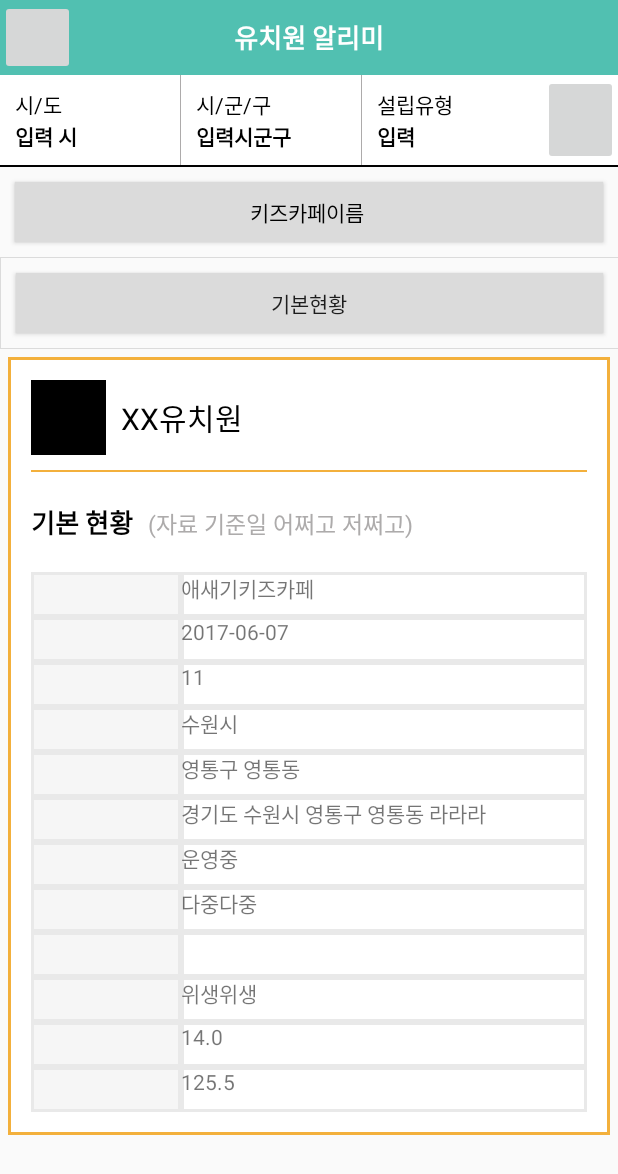
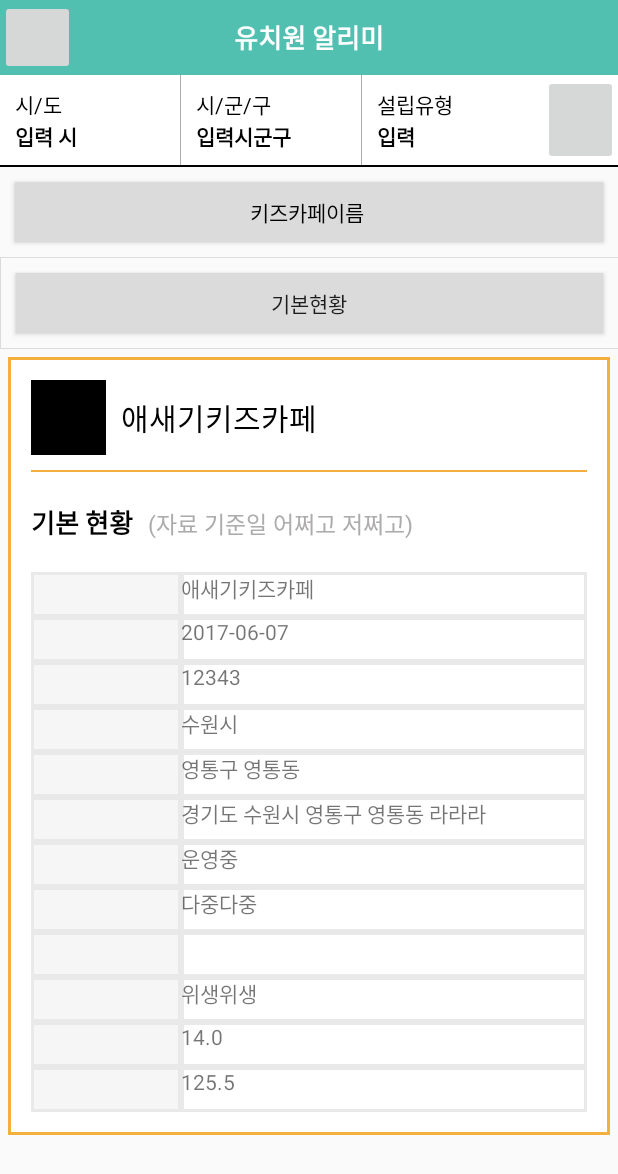
Before and after one commit to kyung2/cau_DB02, an Android app: the DetailKidsCafeActivity screen opened directly, with no data from a screen before it, on a phone screen of 412 x 824 dp. Shown: the top 1174 px of the screen. Run offline under Robolectric (Android 15) with nearby library versions, the phone set to English and light mode, and no system bars.

Commit message:
키즈카페디테일 수정

```diff
--- a/android/dbapp/app/src/main/java/com/example/eom/dbapp/DetailKidsCafeActivity.java
+++ b/android/dbapp/app/src/main/java/com/example/eom/dbapp/DetailKidsCafeActivity.java
@@ -25,6 +25,9 @@ public class DetailKidsCafeActivity extends AppCompatActivity {
     }
 
     private void setData(KidsCafeData kidsCafeData) {
+        TextView tv_bigName = (TextView) findViewById(R.id.tv_detail_kidcafe_big_name);
+        tv_bigName.setText(kidsCafeData.name);
+
         TextView tv_name = (TextView) findViewById(R.id.tv_detail_kidcafe_name_input);
         tv_name.setText(kidsCafeData.name);
 
@@ -36,9 +39,6 @@ public class DetailKidsCafeActivity extends AppCompatActivity {
 
         TextView tv_postcode = (TextView) findViewById(R.id.tv_detail_kidcafe_postcode_input);
         tv_postcode.setText(""+kidsCafeData.postcode);
-
-        TextView tv_facility_size = (TextView) findViewById(R.id.tv_detail_kidcafe_postcode_input);
-        tv_facility_size.setText(""+kidsCafeData.facility_size);
 
         TextView tv_hygiene_name = (TextView) findViewById(R.id.tv_detail_kidcafe_hygiene_name_input);
         tv_hygiene_name.setText(kidsCafeData.hygiene_name);
--- a/android/dbapp/app/src/main/res/layout/activity_detail_kids_cafe.xml
+++ b/android/dbapp/app/src/main/res/layout/activity_detail_kids_cafe.xml
@@ -209,11 +209,11 @@
                         android:background="@color/black" />
 
                     <TextView
+                        android:id="@+id/tv_detail_kidcafe_big_name"
                         android:layout_width="wrap_content"
                         android:layout_height="wrap_content"
                         android:layout_gravity="center"
                         android:layout_marginLeft="10dp"
-                        android:text="XX유치원"
                         android:textColor="@color/black"
                         android:textSize="20dp" />
                 </LinearLayout>
```
